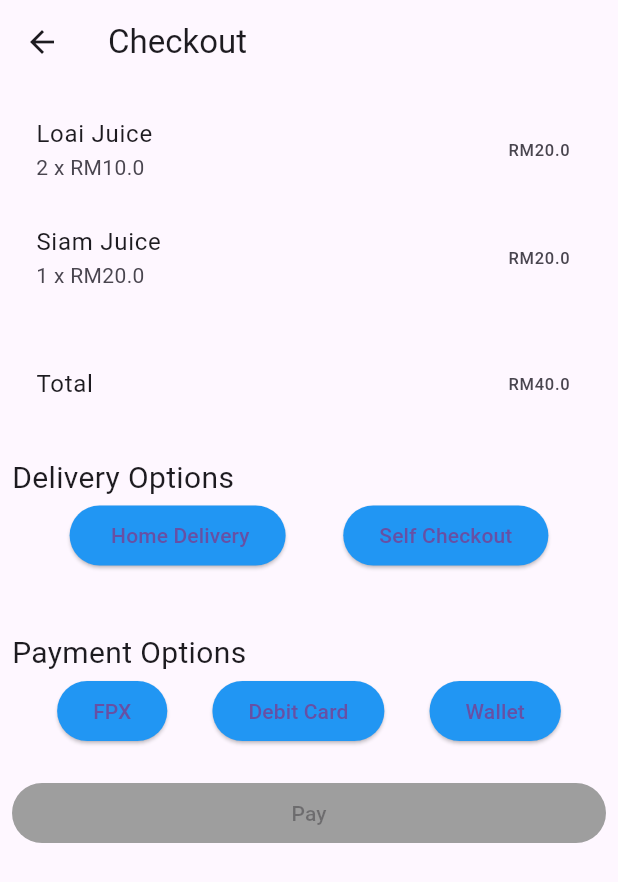
After one commit to Youssef-T-Moustafa/Self-Checkout-Application, a Flutter app: the screen it shows after launch, after a tap on "Go to Checkout", on a phone screen of 412 x 824 dp. The commit adds this screen. Shown: the top 882 px of the screen. Run offline on Flutter 3.47's test engine with Material 3 defaults, Android fonts, the phone set to English and light mode, and no system bars; our stand-ins replace cloud_firestore, firebase_auth, firebase_core, fluttertoast; missing offline and left inert: flutter_barcode_scanner; accounts and stored records are empty; network calls fail.

Commit message:
Checkout page

```diff
--- /dev/null
+++ b/lib/checkout.dart
@@ -0,0 +1,235 @@
+import 'package:flutter/material.dart';
+
+class Product {
+  final String name;
+  final double price;
+
+  Product({required this.name, required this.price});
+}
+
+class CartItem {
+  final Product product;
+  int quantity;
+
+  CartItem({required this.product, this.quantity = 1});
+
+  double get totalPrice => product.price * quantity;
+}
+
+class Cart {
+  List<CartItem> items;
+
+  Cart({required this.items});
+
+  double get totalPrice =>
+      items.fold(0, (total, current) => total + current.totalPrice);
+}
+
+class CheckoutPage extends StatefulWidget {
+  final Cart cart;
+
+  CheckoutPage({required this.cart});
+
+  @override
+  _CheckoutPageState createState() => _CheckoutPageState();
+}
+
+class _CheckoutPageState extends State<CheckoutPage> {
+  String? deliveryOption;
+  String? paymentOption;
+  String address = 'Platinum Splendor, 54000 Kuala Lumpur';
+
+  @override
+  Widget build(BuildContext context) {
+    return Scaffold(
+      appBar: AppBar(
+        title: Text('Checkout'),
+      ),
+      body: ListView(
+        padding: const EdgeInsets.all(8.0),
+        children: <Widget>[
+          ...widget.cart.items.map((item) {
+            return ListTile(
+              title: Text(item.product.name),
+              subtitle: Text('${item.quantity} x \RM${item.product.price}'),
+              trailing: Text('\RM${item.totalPrice}'),
+            );
+          }).toList(),
+          SizedBox(height: 20.0),
+          ListTile(
+            title: Text('Total'),
+            trailing: Text('\RM${widget.cart.totalPrice}'),
+          ),
+          SizedBox(height: 20.0),
+          Text('Delivery Options', style: TextStyle(fontSize: 20.0)),
+          Row(
+            mainAxisAlignment: MainAxisAlignment.spaceEvenly,
+            children: <Widget>[
+              ElevatedButton(
+                onPressed: deliveryOption == ' Home Delivery'
+                    ? null
+                    : () {
+                        setState(() {
+                          deliveryOption = 'Home Delivery';
+                        });
+                      },
+                child: Text(' Home Delivery'),
+                style: ButtonStyle(
+                  backgroundColor: MaterialStateProperty.resolveWith<Color>(
+                    (Set<MaterialState> states) {
+                      if (states.contains(MaterialState.disabled))
+                        return Colors.grey;
+                      return Colors.blue; // Use the component's default.
+                    },
+                  ),
+                ),
+              ),
+              ElevatedButton(
+                onPressed: deliveryOption == 'Self Checkout'
+                    ? null
+                    : () {
+                        setState(() {
+                          deliveryOption = 'Self Checkout';
+                        });
+                      },
+                child: Text('Self Checkout'),
+                style: ButtonStyle(
+                  backgroundColor: MaterialStateProperty.resolveWith<Color>(
+                    (Set<MaterialState> states) {
+                      if (states.contains(MaterialState.disabled))
+                        return Colors.grey;
+                      return Colors.blue; // Use the component's default.
+                    },
+                  ),
+                ),
+              ),
+            ],
+          ),
+          SizedBox(height: 20.0),
+          if (deliveryOption == 'Home Delivery') ...[
+            ListTile(
+              title: Text('Address'),
+              subtitle: Text(address),
+              trailing: TextButton(
+                onPressed: () {
+                  // Handle address editing here
+                },
+                child: Text('Edit Address'),
+              ),
+            ),
+          ],
+          SizedBox(height: 20.0),
+          Text('Payment Options', style: TextStyle(fontSize: 20.0)),
+          Row(
+            mainAxisAlignment: MainAxisAlignment.spaceEvenly,
+            children: <Widget>[
+              ElevatedButton(
+                onPressed: paymentOption == 'FPX'
+                    ? null
+                    : () {
+                        setState(() {
+                          paymentOption = 'FPX';
+                        });
+                      },
+                child: Text('FPX'),
+                style: ButtonStyle(
+                  backgroundColor: MaterialStateProperty.resolveWith<Color>(
+                    (Set<MaterialState> states) {
+                      if (states.contains(MaterialState.disabled))
+                        return Colors.grey;
+                      return Colors.blue; // Use the component's default.
+                    },
+                  ),
+                ),
+              ),
+              ElevatedButton(
+                onPressed: paymentOption == 'Debit Card'
+                    ? null
+                    : () {
+                        setState(() {
+                          paymentOption = 'Debit Card';
+                        });
+                      },
+                child: Text('Debit Card'),
+                style: ButtonStyle(
+                  backgroundColor: MaterialStateProperty.resolveWith<Color>(
+                    (Set<MaterialState> states) {
+                      if (states.contains(MaterialState.disabled))
+                        return Colors.grey;
+                      return Colors.blue; // Use the component's default.
+                    },
+                  ),
+                ),
+              ),
+              ElevatedButton(
+                onPressed: paymentOption == 'Wallet'
+                    ? null
+                    : () {
+                        setState(() {
+                          paymentOption = 'Wallet';
+                        });
+                      },
+                child: Text('Wallet'),
+                style: ButtonStyle(
+                  backgroundColor: MaterialStateProperty.resolveWith<Color>(
+                    (Set<MaterialState> states) {
+                      if (states.contains(MaterialState.disabled))
+                        return Colors.grey;
+                      return Colors.blue; // Use the component's default.
+                    },
+                  ),
+                ),
+              ),
+            ],
+          ),
+          SizedBox(height: 20.0),
+          ElevatedButton(
+            onPressed: (deliveryOption != null && paymentOption != null)
+                ? () {
+                    showDialog(
+                      context: context,
+                      builder: (BuildContext context) {
+                        return AlertDialog(
+                          title: Text('Payment Confirmed'),
+                          actions: <Widget>[
+                            TextButton(
+                              child: Text('OK'),
+                              onPressed: () {
+                                Navigator.of(context).pop();
+                              },
+                            ),
+                          ],
+                        );
+                      },
+                    );
+                  }
+                : null,
+            child: Text('Pay'),
+            style: ButtonStyle(
+              backgroundColor: MaterialStateProperty.resolveWith<Color>(
+                (Set<MaterialState> states) {
+                  if (states.contains(MaterialState.disabled))
+                    return Colors.grey;
+                  return Colors.green; // Use the component's default.
+                },
+              ),
+            ),
+          ),
+        ],
+      ),
+    );
+  }
+}
+
+void main() {
+  runApp(MaterialApp(
+    home: CheckoutPage(
+      cart: Cart(
+        items: [
+          CartItem(product: Product(name: 'Loai Juice', price: 10.0)),
+          CartItem(product: Product(name: 'Siam Juice', price: 20.0)),
+        ],
+      ),
+    ),
+  ));
+}
--- a/lib/main.dart
+++ b/lib/main.dart
@@ -1,40 +1,48 @@
 import 'package:flutter/material.dart';
-import 'package:map_project/user_profile.dart';
-import 'package:flutter/foundation.dart';
-import 'package:map_project/log_in.dart';
-import 'package:map_project/sign_up.dart';
-import 'package:firebase_core/firebase_core.dart';
+import 'checkout.dart';
 
-Future main() async {
-  WidgetsFlutterBinding.ensureInitialized();
-  if (kIsWeb) {
-    await Firebase.initializeApp(
-        options: FirebaseOptions(
-            apiKey: "AIzaSyDX--n817MRodzGctY-N0_QhtFUQtbtKsQ",
-            authDomain: "map-project-86de7.firebaseapp.com",
-            projectId: "map-project-86de7",
-            storageBucket: "map-project-86de7.appspot.com",
-            messagingSenderId: "498666861049",
-            appId: "1:498666861049:web:17860e48b0a19a7a38cd28"));
-  } else {
-    await Firebase.initializeApp();
-  }
-
+void main() {
   runApp(MyApp());
 }
 
 class MyApp extends StatelessWidget {
-  const MyApp({super.key});
-
   @override
   Widget build(BuildContext context) {
     return MaterialApp(
       title: 'Flutter Demo',
       theme: ThemeData(
-        colorScheme: ColorScheme.fromSeed(seedColor: Colors.deepPurple),
-        useMaterial3: true,
+        primarySwatch: Colors.blue,
       ),
-      home: LoginPage(),
+      home: MyHomePage(),
     );
   }
 }
+
+class MyHomePage extends StatelessWidget {
+  final Cart cart = Cart(
+    items: [
+      CartItem(product: Product(name: 'Loai Juice', price: 10.0), quantity: 2),
+      CartItem(product: Product(name: 'Siam Juice', price: 20.0), quantity: 1),
+    ],
+  );
+
+  @override
+  Widget build(BuildContext context) {
+    return Scaffold(
+      appBar: AppBar(
+        title: Text('Home Page'),
+      ),
+      body: Center(
+        child: ElevatedButton(
+          onPressed: () {
+            Navigator.push(
+              context,
+              MaterialPageRoute(builder: (context) => CheckoutPage(cart: cart)),
+            );
+          },
+          child: Text('Go to Checkout'),
+        ),
+      ),
+    );
+  }
+}
```
